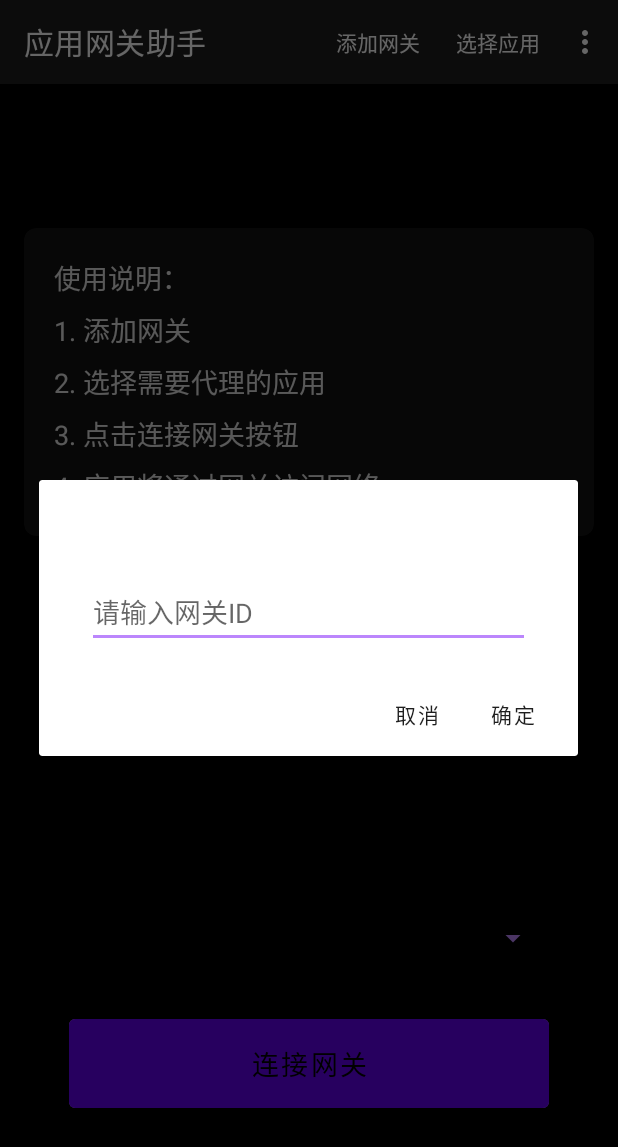
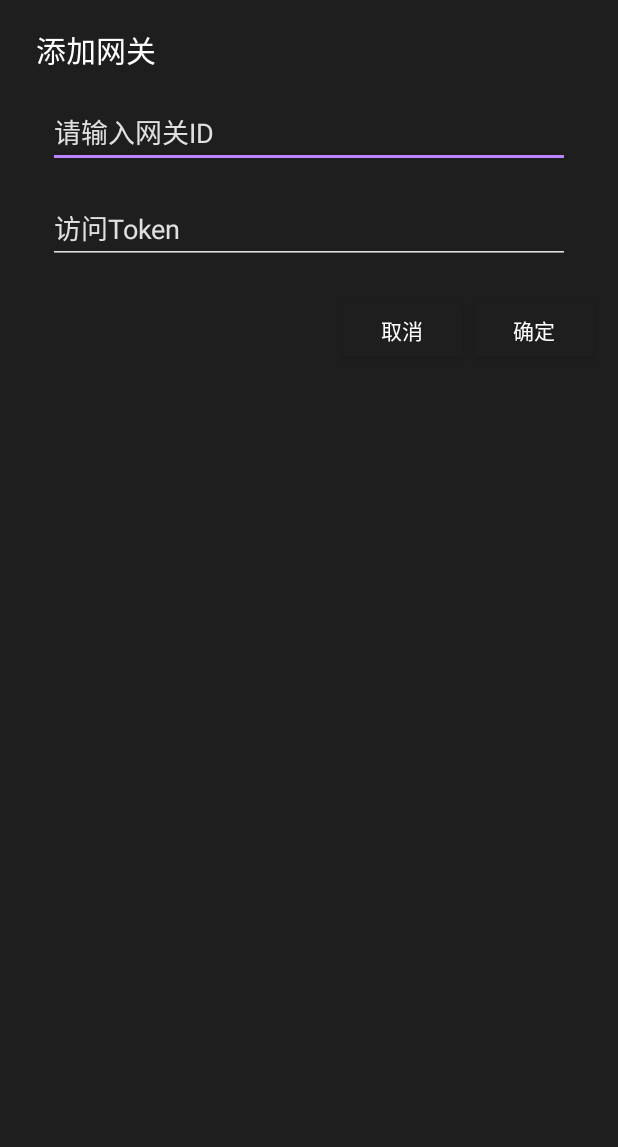
Before and after one commit to isletnet/uptp, an Android app: the screen it shows after launch (MainActivity), after a tap on "添加网关", on a phone screen of 412 x 824 dp. Shown: the top 1147 px of the screen. Run offline under Robolectric (Android 15) with nearby library versions, the phone set to English and light mode, and no system bars; 2 other taps on this screen came first.

Commit message:
android proxy auth

```diff
--- a/agent/uptpproxy/app/src/main/java/com/isletnet/uptpproxy/MainActivity.kt
+++ b/agent/uptpproxy/app/src/main/java/com/isletnet/uptpproxy/MainActivity.kt
@@ -5,7 +5,6 @@ import android.Manifest
 import android.content.pm.ApplicationInfo
 import android.widget.EditText
 import androidx.appcompat.app.AlertDialog
-import androidx.appcompat.widget.SearchView
 import org.json.JSONArray
 import androidx.recyclerview.widget.RecyclerView
 import androidx.recyclerview.widget.LinearLayoutManager
@@ -32,10 +31,10 @@ import android.widget.TextView
 import android.widget.Toast
 import androidx.appcompat.app.AppCompatActivity
 import androidx.core.content.ContextCompat
-import android.view.Window
+import android.widget.AdapterView
+import androidx.core.content.edit
 
 class MainActivity : AppCompatActivity() {
-    private var isVpnRunning = false
 
     override fun onCreateOptionsMenu(menu: Menu): Boolean {
         menuInflater.inflate(R.menu.main_menu, menu)
@@ -113,7 +112,7 @@ class MainActivity : AppCompatActivity() {
         })
 
         // 创建并显示对话框
-        val dialog = AlertDialog.Builder(this)
+        val dialog = AlertDialog.Builder(this, R.style.ThemeOverlay_AppCompat_Dark)
             .setTitle(R.string.select_apps_title)
             .setView(dialogView)
             .create()
@@ -140,15 +139,17 @@ class MainActivity : AppCompatActivity() {
 
     private fun showAddGatewayDialog() {
         val dialogView = layoutInflater.inflate(R.layout.dialog_add_gateway, null)
-        val input = dialogView.findViewById<EditText>(R.id.gateway_input)
-        val dialog = AlertDialog.Builder(this)
+        val gatewayInput = dialogView.findViewById<EditText>(R.id.gateway_input)
+        val tokenInput = dialogView.findViewById<EditText>(R.id.token_input)
+        val dialog = AlertDialog.Builder(this, R.style.ThemeOverlay_AppCompat_Dark)
             .setTitle("添加网关")
             .setView(dialogView)
             .setPositiveButton("确定") { _, _ ->
-                val gateway = input.text.toString()
+                val gateway = gatewayInput.text.toString()
+                val token = tokenInput.text.toString()
                 if (gateway.isNotBlank()) {
                     try {
-                        Agent.addProxyGateway(gateway)
+                        Agent.addProxyGateway(gateway, token)
                     } catch (e: Exception) {
                         showError("添加网关失败: ${e.message}")
                     }
@@ -175,6 +176,8 @@ class MainActivity : AppCompatActivity() {
     }
     override fun onCreate(savedInstanceState: Bundle?) {
         super.onCreate(savedInstanceState)
+        lastSelectedGatewayPosition = getSharedPreferences("vpn_prefs", Context.MODE_PRIVATE)
+            .getInt("last_selected_gateway_position", 0)
         setContentView(R.layout.activity_main)
 
         // 强制设置状态栏为黑色
@@ -184,6 +187,17 @@ class MainActivity : AppCompatActivity() {
         vpnButton = findViewById<Button>(R.id.vpn_button)
         statusText = findViewById<TextView>(R.id.status_text)
         gatewaySpinner = findViewById<Spinner>(R.id.spinner)
+
+        gatewaySpinner.onItemSelectedListener = object : android.widget.AdapterView.OnItemSelectedListener {
+            override fun onItemSelected(parent: android.widget.AdapterView<*>, view: View, position: Int, id: Long) {
+                lastSelectedGatewayPosition = position
+                getSharedPreferences("vpn_prefs", Context.MODE_PRIVATE).edit {
+                    putInt("last_selected_gateway_position", position)
+                }
+            }
+            override fun onNothingSelected(parent: android.widget.AdapterView<*>) {}
+        }
+
         updateButtonText()
 
         vpnButton.setOnClickListener {
@@ -252,15 +266,21 @@ class MainActivity : AppCompatActivity() {
                 )
                 adapter.setDropDownViewResource(android.R.layout.simple_spinner_dropdown_item)
                 gatewaySpinner.adapter = adapter
-
+                // 使用已设置的监听器
                 if (gatewayList.isNotEmpty()) {
-                    gatewaySpinner.setSelection(0)
+                    if (gatewayList.size > lastSelectedGatewayPosition) {
+                        gatewaySpinner.setSelection(lastSelectedGatewayPosition)
+                    } else{
+                        gatewaySpinner.setSelection(0)
+                    }
                 }
             }
         }catch (e: Exception){
             Log.d("MainActivity","读取gateway列表失败: ${e.message}")
         }
     }
+
+    private var lastSelectedGatewayPosition = 0
 
     private fun isNetworkAvailable(): Boolean {
         val connectivityManager = getSystemService(ConnectivityManager::class.java)
--- a/agent/uptpproxy/app/src/main/res/layout/dialog_add_gateway.xml
+++ b/agent/uptpproxy/app/src/main/res/layout/dialog_add_gateway.xml
@@ -3,7 +3,8 @@
     android:layout_width="match_parent"
     android:layout_height="wrap_content"
     android:orientation="vertical"
-    android:padding="16dp">
+    android:padding="16dp"
+    android:background="@color/dark_primary">
 
     <androidx.constraintlayout.widget.ConstraintLayout
         xmlns:android="http://schemas.android.com/apk/res/android"
@@ -19,15 +20,33 @@
             app:layout_constraintStart_toStartOf="parent"
             app:layout_constraintEnd_toEndOf="parent"
             app:layout_constraintTop_toTopOf="parent"
-            app:layout_constraintBottom_toBottomOf="parent"
             app:layout_constraintWidth_max="488dp"
             android:layout_marginStart="16dp"
             android:layout_marginEnd="16dp"
             android:hint="@string/input_network_id"
+            android:textColor="@color/white"
+            android:textColorHint="@color/gray_300"
             android:lines="5"
-            android:minLines="1"
+            android:minLines="3"
             android:gravity="top"
             android:inputType="textMultiLine"/>
+
+        <EditText
+            android:id="@+id/token_input"
+            android:layout_width="0dp"
+            android:layout_height="48dp"
+            android:minHeight="48dp"
+            app:layout_constraintStart_toStartOf="parent"
+            app:layout_constraintEnd_toEndOf="parent"
+            app:layout_constraintTop_toBottomOf="@id/gateway_input"
+            app:layout_constraintWidth_max="488dp"
+            android:layout_marginStart="16dp"
+            android:layout_marginEnd="16dp"
+            android:layout_marginTop="16dp"
+            android:hint="访问Token"
+            android:textColor="@color/white"
+            android:textColorHint="@color/gray_300"
+            android:inputType="text"/>
     </androidx.constraintlayout.widget.ConstraintLayout>
 
 </LinearLayout>
--- a/agent/uptpproxy/app/src/main/res/layout/item_app.xml
+++ b/agent/uptpproxy/app/src/main/res/layout/item_app.xml
@@ -22,14 +22,15 @@
             android:id="@+id/appName"
             android:layout_width="match_parent"
             android:layout_height="wrap_content"
-            android:textSize="16sp" />
+            android:textSize="16sp"
+            android:textColor="@color/white" />
 
         <TextView
             android:id="@+id/packageName"
             android:layout_width="match_parent"
             android:layout_height="wrap_content"
             android:textSize="12sp"
-            android:textColor="?android:attr/textColorSecondary" />
+            android:textColor="@color/gray_300" />
     </LinearLayout>
 
     <CheckBox
--- /dev/null
+++ b/agent/uptpproxy/app/src/main/res/values/styles.xml
@@ -0,0 +1,18 @@
+<?xml version="1.0" encoding="utf-8"?>
+<resources>
+    <!-- Base application theme -->
+    <style name="AppTheme" parent="Theme.AppCompat.Light.DarkActionBar">
+        <item name="colorPrimary">@color/purple_500</item>
+        <item name="colorPrimaryDark">@color/purple_700</item>
+        <item name="colorAccent">@color/teal_200</item>
+    </style>
+
+    <!-- Dark theme overlay for dialogs -->
+    <style name="ThemeOverlay.AppCompat.Dark" parent="ThemeOverlay.MaterialComponents.Dark">
+        <item name="android:textColorPrimary">@color/white</item>
+        <item name="android:textColorSecondary">@color/gray_300</item>
+        <item name="android:background">@color/dark_primary</item>
+        <item name="buttonBarPositiveButtonStyle">@style/Widget.AppCompat.Button.Colored</item>
+        <item name="buttonBarNegativeButtonStyle">@style/Widget.AppCompat.Button.Colored</item>
+    </style>
+</resources>
```
